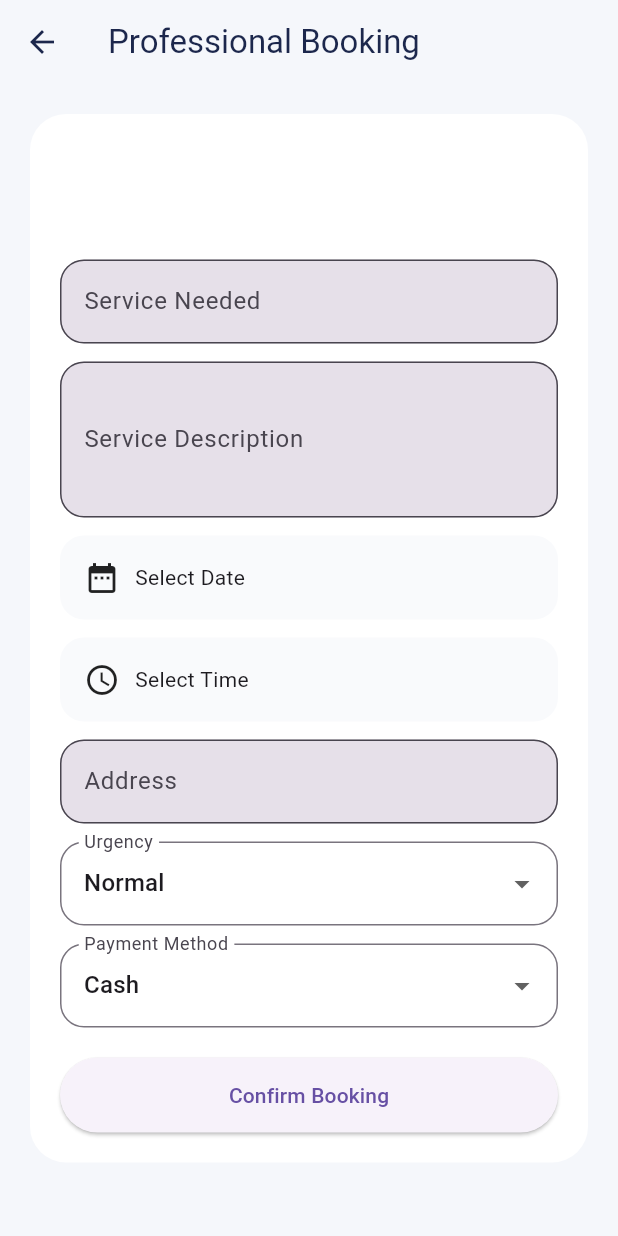
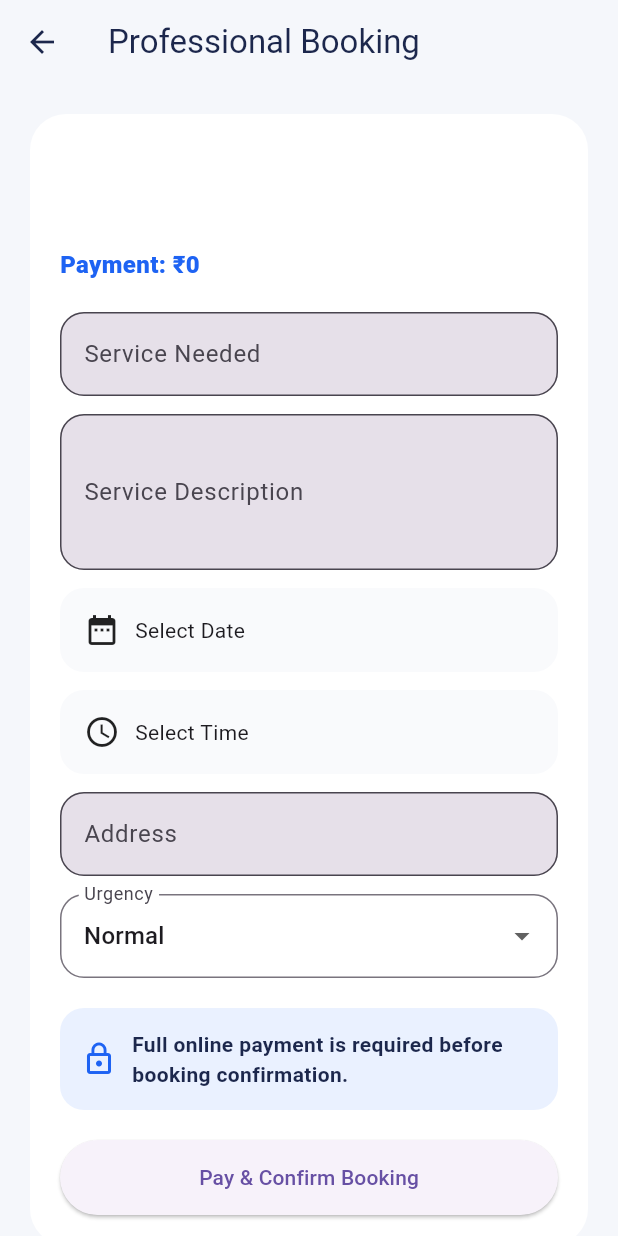
Before and after one commit to hibabinth/labourservices_marketplace, a Flutter app: the BookingScreen screen opened directly with empty values, on a phone screen of 412 x 824 dp. Run offline on Flutter 3.47's test engine with Material 3 defaults, Android fonts, the phone set to English and light mode, and no system bars; our stand-ins replace flutter_dotenv, google_sign_in, image_picker, supabase_flutter; missing offline and left inert: razorpay_flutter; accounts and stored records are empty.

Commit message:
connect Razorpay payment

```diff
--- a/lib/features/user/view/booking_screen.dart
+++ b/lib/features/user/view/booking_screen.dart
@@ -1,5 +1,6 @@
 import 'package:flutter/material.dart';
 import 'package:labour_service/features/auth/viewmodel/auth_viewmodel.dart';
+import 'package:labour_service/features/user/view/payment_screen.dart';
 import 'package:labour_service/features/user/viewmodel/booking_viewmodel.dart';
 import 'package:provider/provider.dart';
 
@@ -22,7 +23,6 @@ class _BookingScreenState extends State<BookingScreen> {
   TimeOfDay? _selectedTime;
 
   String _urgency = 'Normal';
-  String _paymentMethod = 'Cash';
   double _paymentAmount = 0;
 
   @override
@@ -84,6 +84,13 @@ class _BookingScreenState extends State<BookingScreen> {
       return;
     }
 
+    if (_paymentAmount <= 0) {
+      ScaffoldMessenger.of(context).showSnackBar(
+        const SnackBar(content: Text('Invalid worker rate/payment amount')),
+      );
+      return;
+    }
+
     final userVm = context.read<AuthViewModel>();
     final bookingVm = context.read<BookingViewModel>();
     final worker = widget.worker;
@@ -96,6 +103,30 @@ class _BookingScreenState extends State<BookingScreen> {
       ScaffoldMessenger.of(context).showSnackBar(
         const SnackBar(
           content: Text('Please complete your profile before booking'),
+        ),
+      );
+      return;
+    }
+
+    final paymentResult = await Navigator.push(
+      context,
+      MaterialPageRoute(
+        builder: (_) => PaymentScreen(
+          amount: _paymentAmount,
+          name: userName,
+          phone: userPhone,
+        ),
+      ),
+    );
+
+    if (!mounted) return;
+
+    if (paymentResult == null || paymentResult['status'] != 'paid') {
+      ScaffoldMessenger.of(context).showSnackBar(
+        SnackBar(
+          content: Text(
+            paymentResult?['message'] ?? 'Payment failed or cancelled',
+          ),
         ),
       );
       return;
@@ -115,14 +146,13 @@ class _BookingScreenState extends State<BookingScreen> {
       serviceDescription: _descriptionController.text.trim(),
       bookingNote: _noteController.text.trim(),
       urgency: _urgency,
-      paymentMethod: _paymentMethod,
+      paymentMethod: 'Razorpay',
       paymentAmount: _paymentAmount,
     );
 
     if (!mounted) return;
 
     if (ok) {
-      // ✅ FIXED NAVIGATION (go to bookings screen)
       Navigator.pushNamedAndRemoveUntil(
         context,
         '/user-bookings',
@@ -177,6 +207,15 @@ class _BookingScreenState extends State<BookingScreen> {
                   style: const TextStyle(
                     fontSize: 14,
                     color: Color(0xFF7A8599),
+                  ),
+                ),
+                const SizedBox(height: 12),
+                Text(
+                  'Payment: ₹${_paymentAmount.toStringAsFixed(0)}',
+                  style: const TextStyle(
+                    fontSize: 16,
+                    fontWeight: FontWeight.w800,
+                    color: Color(0xFF1E63F3),
                   ),
                 ),
                 const SizedBox(height: 20),
@@ -255,20 +294,28 @@ class _BookingScreenState extends State<BookingScreen> {
                     ),
                   ),
                 ),
-                const SizedBox(height: 12),
+                const SizedBox(height: 20),
 
-                DropdownButtonFormField<String>(
-                  value: _paymentMethod,
-                  items: const [
-                    DropdownMenuItem(value: 'Cash', child: Text('Cash')),
-                    DropdownMenuItem(value: 'UPI', child: Text('UPI')),
-                  ],
-                  onChanged: (v) => setState(() => _paymentMethod = v!),
-                  decoration: InputDecoration(
-                    labelText: 'Payment Method',
-                    border: OutlineInputBorder(
-                      borderRadius: BorderRadius.circular(16),
-                    ),
+                Container(
+                  padding: const EdgeInsets.all(14),
+                  decoration: BoxDecoration(
+                    color: const Color(0xFFEAF1FF),
+                    borderRadius: BorderRadius.circular(16),
+                  ),
+                  child: const Row(
+                    children: [
+                      Icon(Icons.lock_outline, color: Color(0xFF1E63F3)),
+                      SizedBox(width: 10),
+                      Expanded(
+                        child: Text(
+                          'Full online payment is required before booking confirmation.',
+                          style: TextStyle(
+                            fontWeight: FontWeight.w600,
+                            color: Color(0xFF1C274C),
+                          ),
+                        ),
+                      ),
+                    ],
                   ),
                 ),
                 const SizedBox(height: 20),
@@ -280,7 +327,7 @@ class _BookingScreenState extends State<BookingScreen> {
                     onPressed: bookingVm.isLoading ? null : _submit,
                     child: bookingVm.isLoading
                         ? const CircularProgressIndicator()
-                        : const Text('Confirm Booking'),
+                        : const Text('Pay & Confirm Booking'),
                   ),
                 ),
               ],
```
Also changed, not shown: 1 other file.
